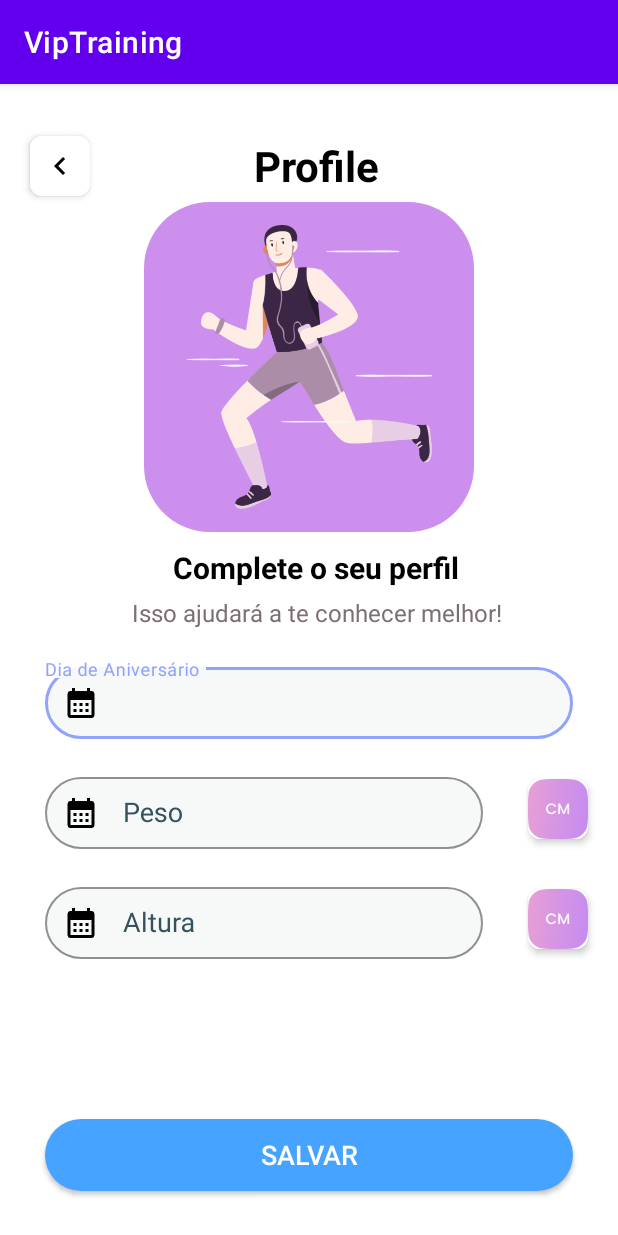
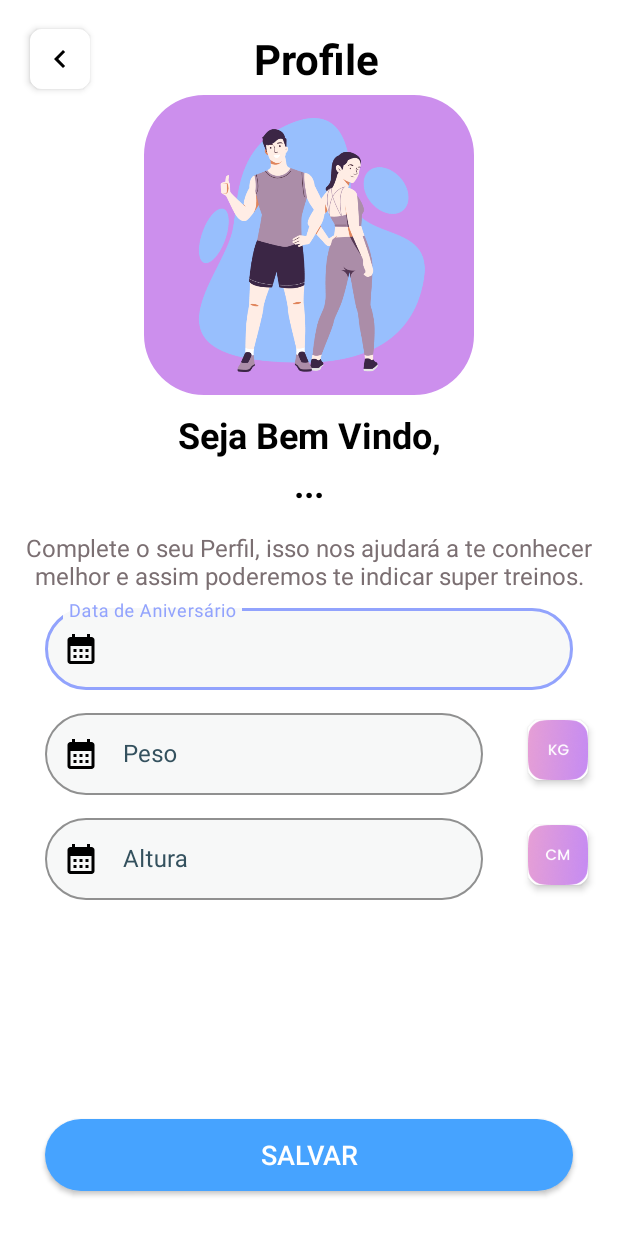
Before and after one commit to walter-retzer/VipTraining, an Android app: the MyProfileActivity screen opened directly, with no data from a screen before it, on a phone screen of 412 x 824 dp. Run offline under Robolectric (Android 15) with nearby library versions, the phone set to English and light mode, and no system bars; our stand-ins replace Firebase (no records; nobody signed in at launch, a user with empty details on screens opened directly).

Commit message:
Incluido no ViewModel as funções: updateUser() e checkUser() para salvar e mostrar o nome de usuario.

```diff
--- a/app/src/main/AndroidManifest.xml
+++ b/app/src/main/AndroidManifest.xml
@@ -16,6 +16,7 @@
         android:required="true" />
 
     <application
+        android:name=".util.AppUtil"
         android:allowBackup="true"
         android:dataExtractionRules="@xml/data_extraction_rules"
         android:fullBackupContent="@xml/backup_rules"
--- a/app/src/main/java/com/wdretzer/viptraining/profile/MyProfileActivity.kt
+++ b/app/src/main/java/com/wdretzer/viptraining/profile/MyProfileActivity.kt
@@ -1,12 +1,97 @@
 package com.wdretzer.viptraining.profile
 
+import android.content.Intent
 import androidx.appcompat.app.AppCompatActivity
 import android.os.Bundle
+import android.os.Handler
+import android.widget.Button
+import android.widget.FrameLayout
+import android.widget.TextView
+import android.widget.Toast
+import androidx.activity.viewModels
+import androidx.core.view.isVisible
+import com.google.android.material.textfield.TextInputEditText
 import com.wdretzer.viptraining.R
+import com.wdretzer.viptraining.data.extension.DataResult
+import com.wdretzer.viptraining.mainmenu.MainMenuActivity
+import com.wdretzer.viptraining.util.SharedPrefVipTraining
+import com.wdretzer.viptraining.viewmodel.VipTrainingViewModel
 
 class MyProfileActivity : AppCompatActivity() {
+
+    private val textName: TextView
+        get() = findViewById(R.id.text_name_user)
+
+    private val textBirthday: TextInputEditText
+        get() = findViewById(R.id.input_birthday)
+
+    private val textWeigth: TextInputEditText
+        get() = findViewById(R.id.input_weight)
+
+    private val textHeigth: TextInputEditText
+        get() = findViewById(R.id.input_height)
+
+    private val btnSaveProfile: Button
+        get() = findViewById(R.id.btn_save_profile)
+
+    private val progressBar: FrameLayout
+        get() = findViewById(R.id.progress_bar_login)
+
+    private val viewModel: VipTrainingViewModel by viewModels()
+
+    private val sharedPref: SharedPrefVipTraining = SharedPrefVipTraining.instance
+
     override fun onCreate(savedInstanceState: Bundle?) {
         super.onCreate(savedInstanceState)
         setContentView(R.layout.activity_my_profile)
+
+        // Desabilita a Action Bar que exibe o nome do Projeto:
+        supportActionBar?.hide()
+        checkUser()
+
+        btnSaveProfile.setOnClickListener {
+            saveName(textName.text.toString())
+            saveBirthday(textBirthday.text.toString())
+            saveWeight(textWeigth.text.toString())
+            saveHeight(textHeigth.text.toString())
+            Toast.makeText(this, "Dados Salvos!", Toast.LENGTH_SHORT).show()
+            sendToMainMenu()
+        }
+    }
+
+
+    private fun checkUser() {
+        viewModel.checkUserName().observe(this) {
+            if (it is DataResult.Loading) {
+                progressBar.isVisible = it.isLoading
+            }
+
+            if (it is DataResult.Warning) {
+                textName.text = it.message
+            }
+        }
+    }
+
+    private fun saveName(name: String) {
+        sharedPref.saveString("Name", name)
+    }
+
+    private fun saveBirthday(name: String) {
+        sharedPref.saveString("Name", name)
+    }
+
+    private fun saveWeight(weight: String) {
+        sharedPref.saveString("Weight", weight)
+    }
+
+    private fun saveHeight(height: String) {
+        sharedPref.saveString("Height", height)
+    }
+
+    private fun sendToMainMenu() {
+        Handler().postDelayed({
+            val intent = Intent(this, MainMenuActivity::class.java)
+            startActivity(intent)
+        }, 2000)
     }
 }
--- a/app/src/main/java/com/wdretzer/viptraining/viewmodel/VipTrainingViewModel.kt
+++ b/app/src/main/java/com/wdretzer/viptraining/viewmodel/VipTrainingViewModel.kt
@@ -1,13 +1,17 @@
 package com.wdretzer.viptraining.viewmodel
 
+import android.net.Uri
 import android.util.Log
 import androidx.lifecycle.MutableLiveData
 import androidx.lifecycle.ViewModel
 import com.google.firebase.auth.FirebaseAuth
+import com.google.firebase.auth.ktx.userProfileChangeRequest
 import com.wdretzer.viptraining.data.extension.DataResult
 
 
 class VipTrainingViewModel() : ViewModel() {
+
+    var firebaseAuth = FirebaseAuth.getInstance()
 
     fun login(email: String, password: String): MutableLiveData<DataResult<Boolean>> {
         val result = MutableLiveData<DataResult<Boolean>>()
@@ -28,7 +32,7 @@ class VipTrainingViewModel() : ViewModel() {
             return result
         }
 
-        FirebaseAuth.getInstance().signInWithEmailAndPassword(
+        firebaseAuth.signInWithEmailAndPassword(
             email, password
         )
             .addOnCompleteListener { task ->
@@ -87,7 +91,7 @@ class VipTrainingViewModel() : ViewModel() {
                 .matches() && name.isNotEmpty() && password == confirmPassword
         ) {
 
-            FirebaseAuth.getInstance().createUserWithEmailAndPassword(
+            firebaseAuth.createUserWithEmailAndPassword(
                 email, password
             )
                 .addOnCompleteListener { task ->
@@ -116,4 +120,76 @@ class VipTrainingViewModel() : ViewModel() {
     }
 
 
+    fun updateUserName(name: String?, uri: String?): MutableLiveData<DataResult<Boolean>> {
+        val result = MutableLiveData<DataResult<Boolean>>()
+        result.value = DataResult.Loading(true)
+
+        if (firebaseAuth.currentUser != null) {
+            firebaseAuth.currentUser?.apply {
+                updateProfile(userProfileChangeRequest {
+                    name?.let { displayName = it }
+                    uri?.let { photoUri = Uri.parse(it) }
+
+                }).addOnCompleteListener { task ->
+                    if (task.isSuccessful) {
+                        result.value = DataResult.Warning("${firebaseAuth.currentUser?.displayName}")
+                        result.value = DataResult.Success(true)
+                        result.value = DataResult.Loading(false)
+                        Log.i(
+                            "Current_User_Firebase:",
+                            "Current User: ${firebaseAuth.currentUser?.displayName}"
+                        )
+
+                    } else {
+                        task.exception?.let {
+                            Log.i(
+                                "Current_User_Firebase:",
+                                "Current User in Firebase failed with error ${it.localizedMessage}"
+                            )
+                            result.value = DataResult.Error(it)
+                            result.value = DataResult.Loading(false)
+                        }
+                    }
+                }
+            }
+        }
+        return result
+    }
+
+
+    fun checkUserName(): MutableLiveData<DataResult<Boolean>> {
+        val result = MutableLiveData<DataResult<Boolean>>()
+        result.value = DataResult.Loading(true)
+
+        if (firebaseAuth.currentUser != null) {
+            firebaseAuth.currentUser?.apply {
+                updateProfile(userProfileChangeRequest {
+
+                }).addOnCompleteListener { task ->
+                    if (task.isSuccessful) {
+                        result.value = DataResult.Warning("${firebaseAuth.currentUser?.displayName}")
+                        result.value = DataResult.Success(true)
+                        result.value = DataResult.Loading(false)
+                        Log.i(
+                            "Current_User_Firebase:",
+                            "Current User: ${firebaseAuth.currentUser?.displayName}"
+                        )
+
+                    } else {
+                        task.exception?.let {
+                            Log.i(
+                                "Current_User_Firebase:",
+                                "Current User in Firebase failed with error ${it.localizedMessage}"
+                            )
+                            result.value = DataResult.Error(it)
+                            result.value = DataResult.Loading(false)
+                        }
+                    }
+                }
+            }
+        }
+        return result
+    }
+
+
 }
--- a/app/src/main/res/layout/activity_my_profile.xml
+++ b/app/src/main/res/layout/activity_my_profile.xml
@@ -4,6 +4,7 @@
     xmlns:tools="http://schemas.android.com/tools"
     android:layout_width="match_parent"
     android:layout_height="match_parent"
+    android:background="@color/white"
     tools:context=".profile.MyProfileActivity">
 
     <TextView
@@ -11,7 +12,7 @@
         android:layout_width="match_parent"
         android:layout_height="wrap_content"
         android:layout_marginStart="35dp"
-        android:layout_marginTop="35dp"
+        android:layout_marginTop="20dp"
         android:layout_marginEnd="25dp"
         android:background="@android:color/transparent"
         android:elevation="2dp"
@@ -43,89 +44,110 @@
     <com.google.android.material.imageview.ShapeableImageView
         android:id="@+id/image_profile"
         android:layout_width="220dp"
-        android:layout_height="220dp"
+        android:layout_height="200dp"
         android:layout_marginTop="5dp"
         android:background="@color/violet"
         android:scaleType="fitCenter"
-        app:contentPadding="15dp"
         app:layout_constraintEnd_toEndOf="parent"
         app:layout_constraintHorizontal_chainStyle="spread_inside"
         app:layout_constraintStart_toStartOf="parent"
+        app:contentPadding="15dp"
         app:layout_constraintTop_toBottomOf="@+id/text_title_profile"
         app:shapeAppearanceOverlay="@style/ShapeAppearanceOverlay.App.CornerSize10Percent"
-        app:srcCompat="@drawable/img_3_fragment_onboarding" />
+        app:srcCompat="@drawable/welcome_user" />
+
 
     <TextView
-        android:id="@+id/text_subtitle_profile"
+        android:id="@+id/text_welcome_user"
         android:layout_width="match_parent"
         android:layout_height="wrap_content"
-        android:layout_marginStart="35dp"
+        android:layout_marginStart="15dp"
         android:layout_marginTop="10dp"
-        android:layout_marginEnd="25dp"
+        android:layout_marginEnd="15dp"
         android:background="@android:color/transparent"
         android:elevation="2dp"
-        android:text="@string/complete_o_seu_perfil"
+        android:text="Seja Bem Vindo,"
         android:textAlignment="center"
         android:textColor="@color/black"
-        android:textSize="20sp"
+        android:textSize="24sp"
         android:textStyle="bold"
         app:layout_constraintEnd_toEndOf="parent"
         app:layout_constraintStart_toStartOf="parent"
         app:layout_constraintTop_toBottomOf="@+id/image_profile" />
 
     <TextView
-        android:id="@+id/text_subtitle_profile2"
+        android:id="@+id/text_name_user"
         android:layout_width="match_parent"
         android:layout_height="wrap_content"
-        android:layout_marginStart="35dp"
-        android:layout_marginTop="5dp"
-        android:layout_marginEnd="25dp"
+        android:layout_marginStart="15dp"
+        android:layout_marginEnd="15dp"
         android:background="@android:color/transparent"
         android:elevation="2dp"
-        android:text="Isso ajudará a te conhecer melhor!"
+        android:text="..."
+        android:textAlignment="center"
+        android:textColor="@color/black"
+        android:textSize="24sp"
+        android:textStyle="bold"
+        app:layout_constraintEnd_toEndOf="parent"
+        app:layout_constraintStart_toStartOf="parent"
+        app:layout_constraintTop_toBottomOf="@+id/text_welcome_user" />
+
+    <TextView
+        android:id="@+id/text_subtitle_profile"
+        android:layout_width="match_parent"
+        android:layout_height="wrap_content"
+        android:layout_marginStart="15dp"
+        android:layout_marginTop="15dp"
+        android:layout_marginEnd="15dp"
+        android:background="@android:color/transparent"
+        android:elevation="2dp"
+        android:text="Complete o seu Perfil, isso nos ajudará a te conhecer melhor e assim poderemos te indicar super treinos."
         android:textAlignment="center"
         android:textColor="@color/grey"
         android:textSize="16sp"
         app:layout_constraintEnd_toEndOf="parent"
         app:layout_constraintStart_toStartOf="parent"
-        app:layout_constraintTop_toBottomOf="@+id/text_subtitle_profile" />
+        app:layout_constraintTop_toBottomOf="@+id/text_name_user" />
 
     <com.google.android.material.textfield.TextInputLayout
         android:id="@+id/birthday"
         style="@style/Widget.MaterialComponents.TextInputLayout.OutlinedBox"
         android:layout_width="match_parent"
-        android:layout_height="wrap_content"
+        android:layout_height="60dp"
         android:layout_marginStart="30dp"
-        android:layout_marginTop="20dp"
+        android:layout_marginTop="5dp"
         android:layout_marginEnd="30dp"
-        android:hint="@string/dia_de_aniversario"
-        android:textColorHint="@color/grey_dark"
+        android:hint="@string/aniversário"
+        android:imeOptions="actionNext"
+        android:textColorHint="@color/black"
         app:boxBackgroundColor="@color/sand"
         app:boxStrokeColor="@color/blue_light"
+        app:endIconMode="clear_text"
         app:endIconTint="@color/black"
         app:hintTextColor="@color/blue_light"
         app:layout_constraintEnd_toEndOf="parent"
         app:layout_constraintStart_toStartOf="parent"
-        app:layout_constraintTop_toBottomOf="@+id/text_subtitle_profile2"
+        app:layout_constraintTop_toBottomOf="@+id/text_subtitle_profile"
         app:shapeAppearanceOverlay="@style/ShapeAppearanceOverlay.App.CornerCircle"
         app:startIconDrawable="@drawable/icon_calendar"
         app:startIconTint="@color/black">
 
-        <androidx.appcompat.widget.AppCompatAutoCompleteTextView
+        <com.google.android.material.textfield.TextInputEditText
             android:id="@+id/input_birthday"
             android:layout_width="match_parent"
             android:layout_height="match_parent"
             android:inputType="date"
-            android:textColor="@color/grey_dark" />
+            android:textColor="@color/black" />
     </com.google.android.material.textfield.TextInputLayout>
+
 
     <com.google.android.material.textfield.TextInputLayout
         android:id="@+id/weight"
         style="@style/Widget.MaterialComponents.TextInputLayout.OutlinedBox"
         android:layout_width="0dp"
-        android:layout_height="wrap_content"
+        android:layout_height="60dp"
         android:layout_marginStart="30dp"
-        android:layout_marginTop="20dp"
+        android:layout_marginTop="10dp"
         android:layout_marginEnd="30dp"
         android:hint="@string/peso"
         android:textColorHint="@color/grey_dark"
@@ -141,11 +163,11 @@
         app:startIconDrawable="@drawable/icon_calendar"
         app:startIconTint="@color/black">
 
-        <androidx.appcompat.widget.AppCompatAutoCompleteTextView
+        <com.google.android.material.textfield.TextInputEditText
             android:id="@+id/input_weight"
             android:layout_width="match_parent"
             android:layout_height="match_parent"
-            android:inputType="date"
+            android:inputType="numberDecimal"
             android:textColor="@color/grey_dark" />
     </com.google.android.material.textfield.TextInputLayout>
 
@@ -162,16 +184,15 @@
         app:layout_constraintStart_toEndOf="@+id/weight"
         app:layout_constraintTop_toTopOf="@+id/weight"
         app:shapeAppearanceOverlay="@style/ShapeAppearanceOverlay.App.CornerSize10Percent"
-        app:srcCompat="@drawable/icon_height" />
-
+        app:srcCompat="@drawable/icon_weight" />
 
     <com.google.android.material.textfield.TextInputLayout
         android:id="@+id/height"
         style="@style/Widget.MaterialComponents.TextInputLayout.OutlinedBox"
         android:layout_width="0dp"
-        android:layout_height="wrap_content"
+        android:layout_height="60dp"
         android:layout_marginStart="30dp"
-        android:layout_marginTop="20dp"
+        android:layout_marginTop="10dp"
         android:layout_marginEnd="30dp"
         android:hint="@string/altura"
         android:textColorHint="@color/grey_dark"
@@ -187,11 +208,11 @@
         app:startIconDrawable="@drawable/icon_calendar"
         app:startIconTint="@color/black">
 
-        <androidx.appcompat.widget.AppCompatAutoCompleteTextView
+        <com.google.android.material.textfield.TextInputEditText
             android:id="@+id/input_height"
             android:layout_width="match_parent"
             android:layout_height="match_parent"
-            android:inputType="date"
+            android:inputType="number"
             android:textColor="@color/grey_dark" />
     </com.google.android.material.textfield.TextInputLayout>
 
@@ -211,7 +232,7 @@
         app:srcCompat="@drawable/icon_height" />
 
     <androidx.appcompat.widget.AppCompatButton
-        android:id="@+id/btn_next_info"
+        android:id="@+id/btn_save_profile"
         style="@style/Button_Style"
         android:layout_marginBottom="30dp"
         android:text="@string/salvar"
@@ -219,4 +240,23 @@
         app:layout_constraintEnd_toEndOf="parent"
         app:layout_constraintStart_toStartOf="parent" />
 
+    <FrameLayout
+        android:id="@+id/progress_bar_login"
+        android:layout_width="wrap_content"
+        android:layout_height="wrap_content"
+        android:background="@android:color/transparent"
+        android:backgroundTint="@android:color/transparent"
+        android:elevation="3dp"
+        android:padding="16dp"
+        android:visibility="gone"
+        app:layout_constraintBottom_toBottomOf="parent"
+        app:layout_constraintEnd_toEndOf="parent"
+        app:layout_constraintStart_toStartOf="parent"
+        app:layout_constraintTop_toTopOf="parent">
+
+        <ProgressBar
+            android:layout_width="wrap_content"
+            android:layout_height="wrap_content" />
+    </FrameLayout>
+
 </androidx.constraintlayout.widget.ConstraintLayout>
--- a/app/src/main/res/values/strings.xml
+++ b/app/src/main/res/values/strings.xml
@@ -74,6 +74,7 @@
     <string name="definicao">Exercicios que ajudam na definição dos seus músculos</string>
     <string name="nivel">Nível Avançado*</string>
     <string name="treinar">Começar a Treinar</string>
+    <string name="aniversário">Data de Aniversário</string>
 
     <string-array name="training_types">
         <item>Perda de Peso</item>
```
Also changed, not shown: app/src/main/java/com/wdretzer/viptraining/createaccount/CreateUserAccountActivity.kt (+21 -3 lines), app/src/main/java/com/wdretzer/viptraining/login/LoginActivity.kt (+8 -1 lines), app/src/main/java/com/wdretzer/viptraining/mainmenu/MainMenuActivity.kt (+10 -0 lines), app/src/main/java/com/wdretzer/viptraining/util/AppUtil.kt (added, +17 -0 lines), app/src/main/java/com/wdretzer/viptraining/util/SharedPrefVipTraining.kt (added, +31 -0 lines), app/src/main/res/drawable/welcome_user.png (added).
